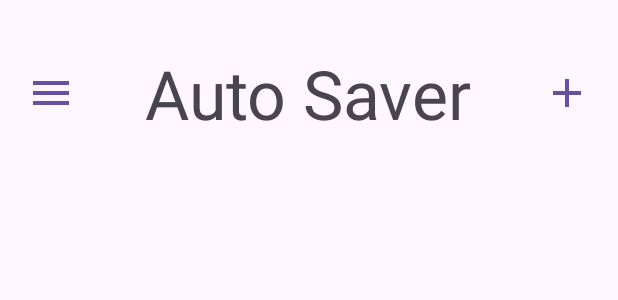
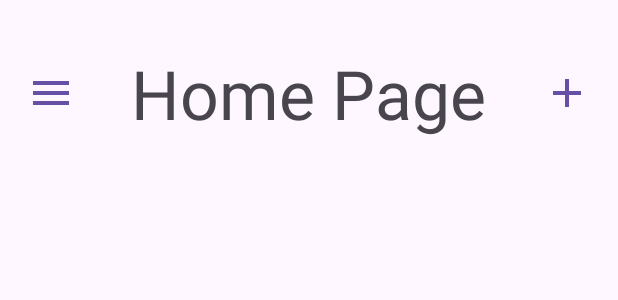
Before and after one commit to Calebnathan/Auto_Saver, an Android app: the layout activity_main.xml on its own in the app's theme, with its tools: preview values and no code run, on a phone screen of 412 x 824 dp. Shown: the top 300 px of the screen. Run offline under Robolectric (Android 15) with nearby library versions, the phone set to English and light mode, and no system bars.

Commit message:
Just changed Auto Saver text to Home Page

```diff
--- a/app/src/main/res/values/strings.xml
+++ b/app/src/main/res/values/strings.xml
@@ -1,7 +1,7 @@
 <resources>
 
     <string name="app_name">Auto_Saver</string>
-    <string name="text_title">Auto Saver</string>
+    <string name="text_title">Home Page</string>
 
     <string name="button_menu">Visit the menu.</string>
     <string name="button_add">Add something.</string>
```
